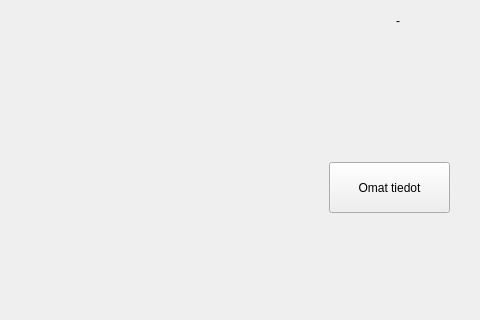
Qt form bank_automat/accountinfo.ui (25kmo-project/group_7) before a commit; both pictures show x 551 to 1031 and y 448 to 768 of the 1031 by 768 pixel window.
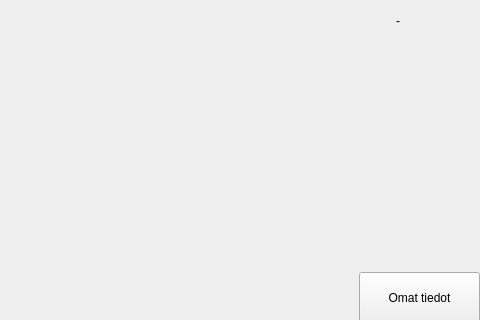
The same form after that commit.

```diff
--- a/bank_automat/accountinfo.ui
+++ b/bank_automat/accountinfo.ui
@@ -231,8 +231,8 @@
   <widget class="QPushButton" name="btnMyData">
    <property name="geometry">
     <rect>
-     <x>880</x>
-     <y>610</y>
+     <x>910</x>
+     <y>720</y>
      <width>121</width>
      <height>51</height>
     </rect>
```
